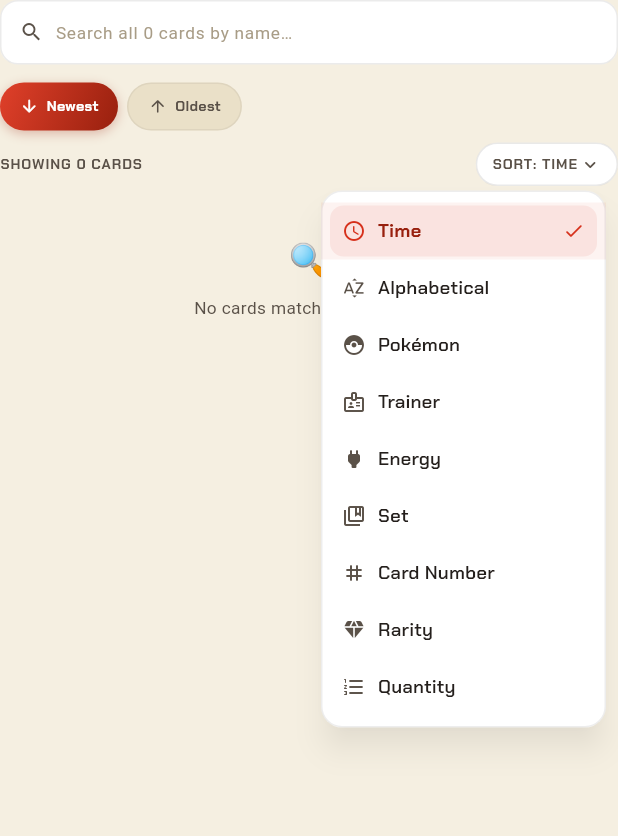
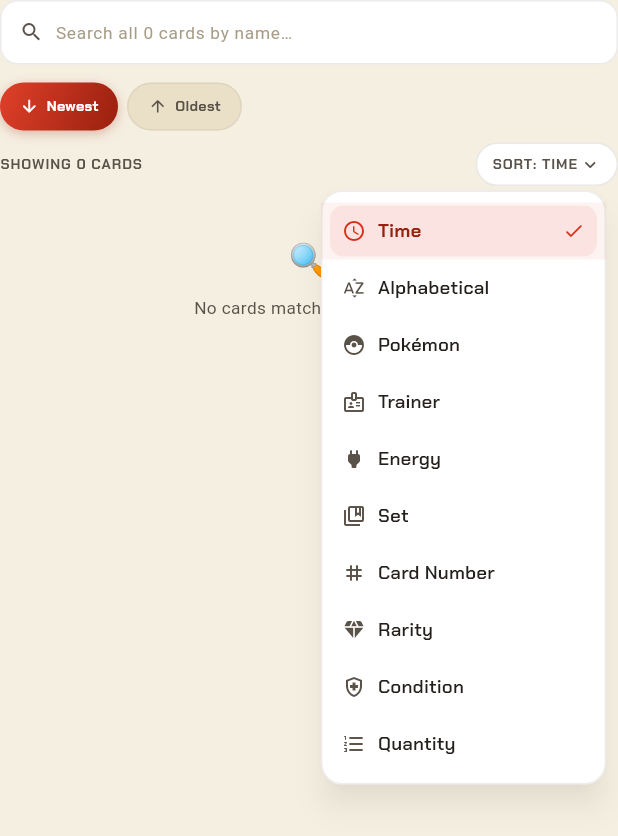
Before and after one commit to glorysonggreen/PokeBinder, a Flutter app: the _AllCardsTab widget shown alone on an empty page, opened directly with empty values, after a tap on an icon or button, on a phone screen of 412 x 824 dp. Shown: the top 836 px of the screen. Run offline on Flutter 3.47's test engine with Material 3 defaults, Android fonts, the light colour scheme and no system bars; our stand-ins replace device_preview, google_fonts.

Commit message:
Binder Screen: New Drop-down Item

```diff
--- a/lib/screens/binders_screen.dart
+++ b/lib/screens/binders_screen.dart
@@ -17,6 +17,7 @@
   set,
   cardNumber,
   rarity,
+  condition,
   quantity,
 }
 
@@ -39,6 +40,8 @@
         return 'Card Number';
       case CardSortOption.rarity:
         return 'Rarity';
+      case CardSortOption.condition:
+        return 'Condition';
       case CardSortOption.quantity:
         return 'Quantity';
     }
@@ -62,6 +65,8 @@
         return Icons.tag_rounded;
       case CardSortOption.rarity:
         return Icons.diamond_rounded;
+      case CardSortOption.condition:
+        return Icons.health_and_safety_outlined;
       case CardSortOption.quantity:
         return Icons.format_list_numbered_rounded;
     }
@@ -135,6 +140,7 @@
   String? _subtypeFilter;
   String? _setFilter;
   String? _rarityFilter;
+  String? _conditionFilter;
   TimeSortDirection _timeDirection = TimeSortDirection.newest;
 
   List<PokemonCardData> get _allCards => [
@@ -375,6 +381,7 @@
                         subtypeFilter: _subtypeFilter,
                         setFilter: _setFilter,
                         rarityFilter: _rarityFilter,
+                        conditionFilter: _conditionFilter,
                         timeDirection: _timeDirection,
                         onSearchChanged: (v) =>
                             setState(() => _cardSearch = v),
@@ -386,6 +393,7 @@
                           _subtypeFilter = null;
                           _setFilter = null;
                           _rarityFilter = null;
+                          _conditionFilter = null;
                           _timeDirection = TimeSortDirection.newest;
                         }),
                         onTypeFilterChanged: (t) =>
@@ -396,6 +404,8 @@
                             setState(() => _setFilter = s),
                         onRarityFilterChanged: (r) =>
                             setState(() => _rarityFilter = r),
+                        onConditionFilterChanged: (c) =>
+                            setState(() => _conditionFilter = c),
                         onTimeDirectionChanged: (d) =>
                             setState(() => _timeDirection = d),
                         onCardTap: _openCard,
@@ -684,6 +694,7 @@
   final String? subtypeFilter;
   final String? setFilter;
   final String? rarityFilter;
+  final String? conditionFilter;
   final TimeSortDirection timeDirection;
   final ValueChanged<String> onSearchChanged;
   final ValueChanged<CardSortOption> onSortChanged;
@@ -691,6 +702,7 @@
   final ValueChanged<String?> onSubtypeFilterChanged;
   final ValueChanged<String?> onSetFilterChanged;
   final ValueChanged<String?> onRarityFilterChanged;
+  final ValueChanged<String?> onConditionFilterChanged;
   final ValueChanged<TimeSortDirection> onTimeDirectionChanged;
   final ValueChanged<PokemonCardData> onCardTap;
 
@@ -702,6 +714,7 @@
     required this.subtypeFilter,
     required this.setFilter,
     required this.rarityFilter,
+    required this.conditionFilter,
     required this.timeDirection,
     required this.onSearchChanged,
     required this.onSortChanged,
@@ -709,6 +722,7 @@
     required this.onSubtypeFilterChanged,
     required this.onSetFilterChanged,
     required this.onRarityFilterChanged,
+    required this.onConditionFilterChanged,
     required this.onTimeDirectionChanged,
     required this.onCardTap,
   });
@@ -783,6 +797,32 @@
     }
   }
 
+  // Standard TCG condition order from best to worst, matching the codes
+  // used by the Condition dropdown on the Add/Edit Card form.
+  static const _conditionOrder = <String>['NM', 'LP', 'MP', 'DMG'];
+
+  static const _conditionLabels = <String, String>{
+    'NM': 'Near Mint',
+    'LP': 'Lightly Played',
+    'MP': 'Moderately Played',
+    'DMG': 'Damaged',
+  };
+
+  static IconData _conditionIcon(String code) {
+    switch (code) {
+      case 'NM':
+        return Icons.verified_outlined;
+      case 'LP':
+        return Icons.check_circle_outline_rounded;
+      case 'MP':
+        return Icons.remove_circle_outline_rounded;
+      case 'DMG':
+        return Icons.broken_image_outlined;
+      default:
+        return Icons.help_outline_rounded;
+    }
+  }
+
   static bool _matchesEnergyFilter(PokemonCardData card, String? filterKey) {
     if (filterKey == null) return true;
     if (filterKey == 'Basic' || filterKey == 'Special') {
@@ -819,6 +859,7 @@
       CardSortOption.set ||
       CardSortOption.cardNumber ||
       CardSortOption.rarity ||
+      CardSortOption.condition ||
       CardSortOption.quantity =>
         cards,
     };
@@ -836,6 +877,9 @@
       CardSortOption.rarity =>
         bySupertype.where(
             (c) => rarityFilter == null || _rarityTier(c.rarity) == rarityFilter),
+      CardSortOption.condition =>
+        bySupertype.where(
+            (c) => conditionFilter == null || c.condition == conditionFilter),
       CardSortOption.time ||
       CardSortOption.alphabetical ||
       CardSortOption.cardNumber ||
@@ -874,6 +918,17 @@
 
         filtered.sort((a, b) {
           final byRank = rankOf(a).compareTo(rankOf(b));
+          return byRank != 0
+              ? byRank
+              : a.name.toLowerCase().compareTo(b.name.toLowerCase());
+        });
+        break;
+      case CardSortOption.condition:
+        int conditionRankOf(PokemonCardData c) =>
+            _conditionOrder.indexOf(c.condition);
+
+        filtered.sort((a, b) {
+          final byRank = conditionRankOf(a).compareTo(conditionRankOf(b));
           return byRank != 0
               ? byRank
               : a.name.toLowerCase().compareTo(b.name.toLowerCase());
@@ -961,6 +1016,19 @@
           iconFor: (key) =>
               key == null ? Icons.apps_rounded : _rarityTierIcon(key),
           onChanged: onRarityFilterChanged,
+        );
+        break;
+      case CardSortOption.condition:
+        final conditionOptions = <String?, String>{
+          null: 'All',
+          for (final code in _conditionOrder) code: _conditionLabels[code]!,
+        };
+        subOptionRow = _SubtypeChipRow(
+          options: conditionOptions,
+          selected: conditionFilter,
+          iconFor: (key) =>
+              key == null ? Icons.apps_rounded : _conditionIcon(key),
+          onChanged: onConditionFilterChanged,
         );
         break;
       case CardSortOption.alphabetical:
```
